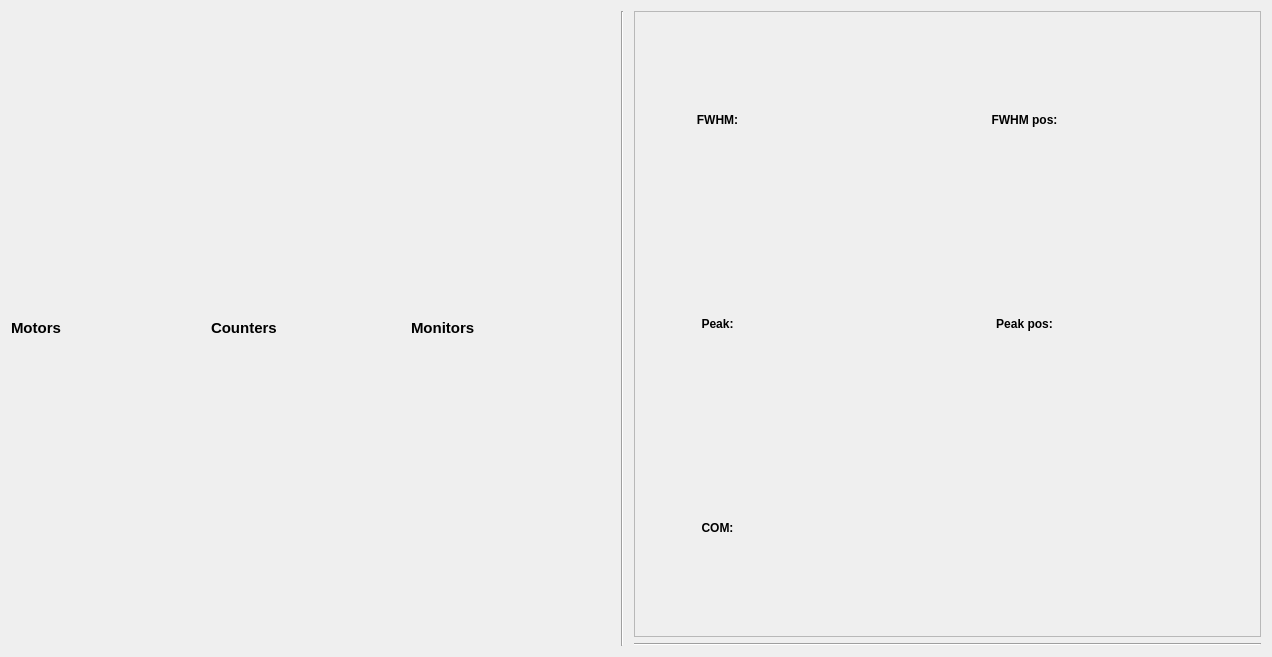
This is bin/plot_hdf5.ui in HugoValim/hdf5_view as Qt 5 draws it before an edit. The edited form follows.
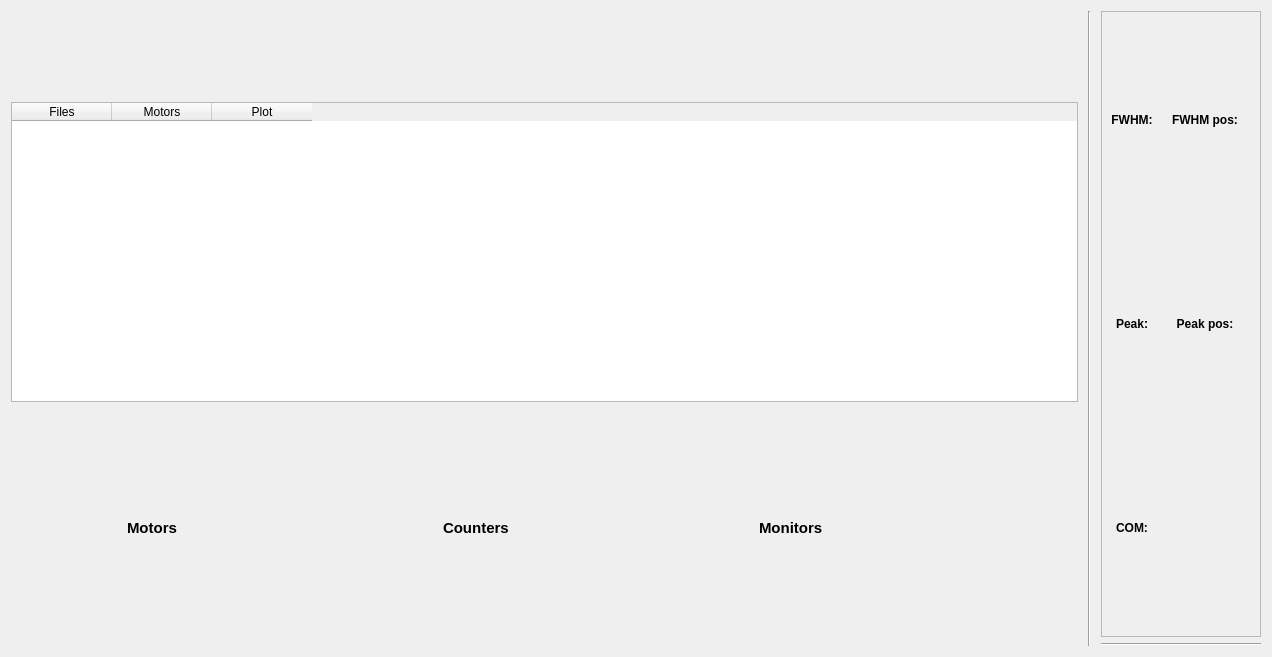
This is the edited form. Custom widgets are drawn as their Qt base class.

Commit message: Building a new way to select files on the fly

```diff
--- a/bin/plot_hdf5.ui
+++ b/bin/plot_hdf5.ui
@@ -26,6 +26,48 @@
       <number>0</number>
      </property>
      <item>
+      <layout class="QVBoxLayout" name="verticalLayout_4">
+       <property name="rightMargin">
+        <number>0</number>
+       </property>
+       <item>
+        <widget class="QTableWidget" name="tableWidget">
+         <property name="sizePolicy">
+          <sizepolicy hsizetype="Expanding" vsizetype="Fixed">
+           <horstretch>0</horstretch>
+           <verstretch>0</verstretch>
+          </sizepolicy>
+         </property>
+         <property name="minimumSize">
+          <size>
+           <width>0</width>
+           <height>300</height>
+          </size>
+         </property>
+         <property name="alternatingRowColors">
+          <bool>true</bool>
+         </property>
+         <property name="showGrid">
+          <bool>false</bool>
+         </property>
+         <column>
+          <property name="text">
+           <string>Files</string>
+          </property>
+         </column>
+         <column>
+          <property name="text">
+           <string>Motors</string>
+          </property>
+         </column>
+         <column>
+          <property name="text">
+           <string>Plot</string>
+          </property>
+         </column>
+        </widget>
+       </item>
+       <item>
       <layout class="QGridLayout" name="gridLayout">
        <property name="leftMargin">
         <number>0</number>
@@ -119,6 +161,8 @@
           <set>Qt::AlignLeading|Qt::AlignLeft|Qt::AlignVCenter</set>
          </property>
         </widget>
+         </item>
+        </layout>
        </item>
       </layout>
      </item>
```
Lines whose indentation alone changed are shown as unchanged. The commit also changes 2 other files.
